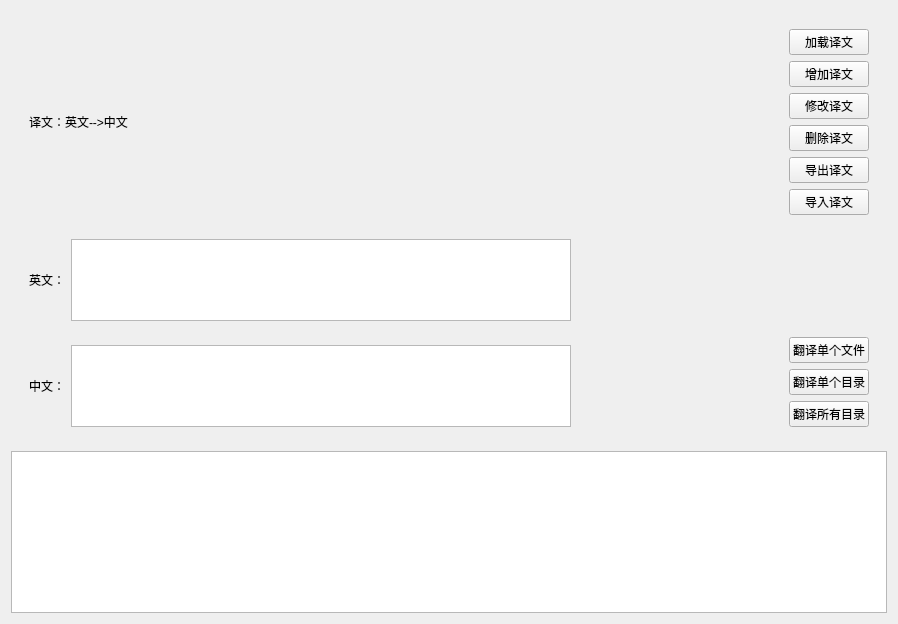
Old version of the form src/En2Cn/En2CnKeyForm.ui in the repository Zvicii/QtTranslateTool.
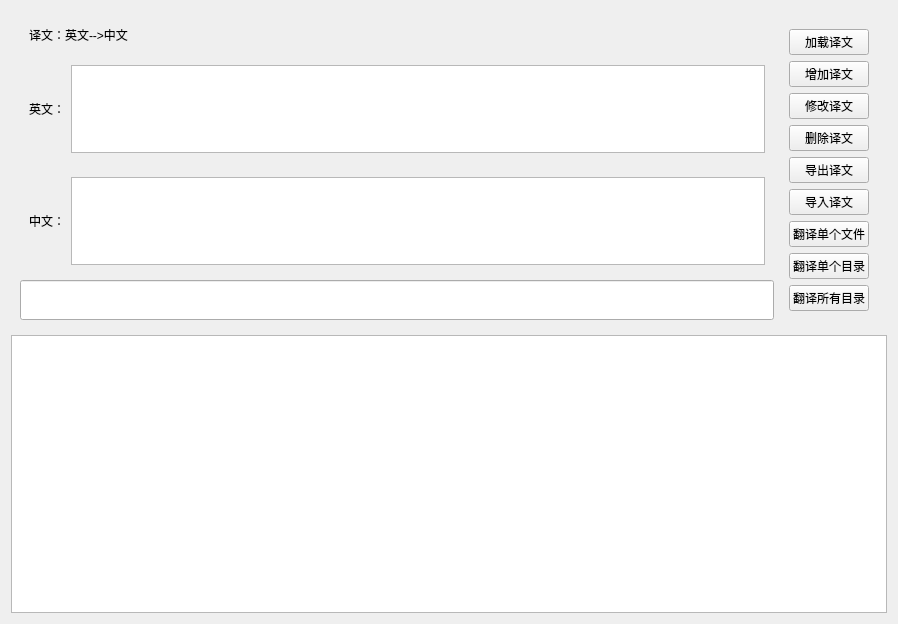
New version of the form.

Patch:
```diff
--- a/src/En2Cn/En2CnKeyForm.ui
+++ b/src/En2Cn/En2CnKeyForm.ui
@@ -13,7 +13,7 @@
   <property name="windowTitle">
    <string>Form</string>
   </property>
-  <layout class="QVBoxLayout" name="verticalLayout_3" stretch="0,1">
+  <layout class="QVBoxLayout" name="verticalLayout_3" stretch="1,2">
    <item>
     <widget class="QWidget" name="widget" native="true">
      <layout class="QHBoxLayout" name="horizontalLayout_4">
@@ -21,6 +21,18 @@
        <layout class="QVBoxLayout" name="verticalLayout">
         <item>
          <widget class="QWidget" name="widgetTitle" native="true">
+          <property name="minimumSize">
+           <size>
+            <width>0</width>
+            <height>30</height>
+           </size>
+          </property>
+          <property name="maximumSize">
+           <size>
+            <width>16777215</width>
+            <height>30</height>
+           </size>
+          </property>
           <layout class="QHBoxLayout" name="horizontalLayout_3">
            <item>
             <widget class="QLabel" name="label">
@@ -56,7 +68,7 @@
           <property name="maximumSize">
            <size>
             <width>16777215</width>
-            <height>100</height>
+            <height>16777215</height>
            </size>
           </property>
           <layout class="QHBoxLayout" name="horizontalLayout_2">
@@ -91,7 +103,7 @@
           <property name="maximumSize">
            <size>
             <width>16777215</width>
-            <height>100</height>
+            <height>16777215</height>
            </size>
           </property>
           <layout class="QHBoxLayout" name="horizontalLayout">
@@ -115,21 +127,27 @@
           </layout>
          </widget>
         </item>
+        <item>
+         <widget class="QLineEdit" name="lineEditSearch">
+          <property name="minimumSize">
+           <size>
+            <width>0</width>
+            <height>40</height>
+           </size>
+          </property>
+          <property name="maximumSize">
+           <size>
+            <width>16777215</width>
+            <height>40</height>
+           </size>
+          </property>
+          <property name="clearButtonEnabled">
+           <bool>true</bool>
+          </property>
+         </widget>
+        </item>
        </layout>
       </item>
-      <item>
-       <spacer name="horizontalSpacer_2">
-        <property name="orientation">
-         <enum>Qt::Horizontal</enum>
-        </property>
-        <property name="sizeHint" stdset="0">
-         <size>
-          <width>192</width>
-          <height>20</height>
-         </size>
-        </property>
-       </spacer>
-      </item>
       <item>
        <widget class="QWidget" name="widgetKey" native="true">
         <layout class="QVBoxLayout" name="verticalLayout_2">
```
